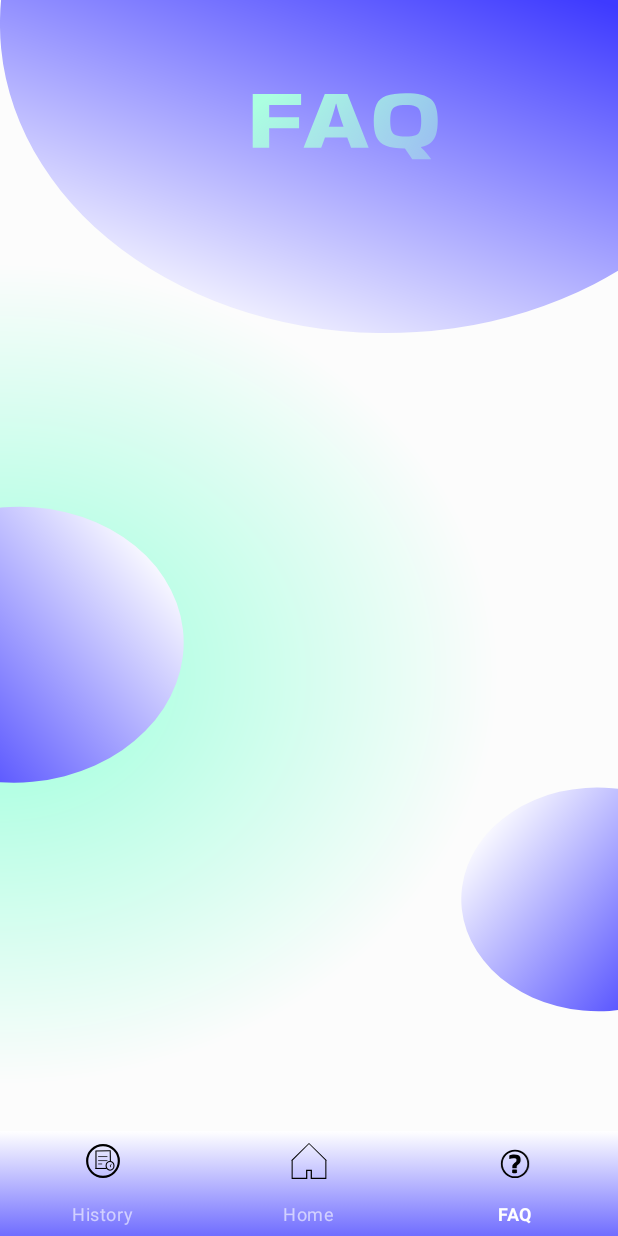
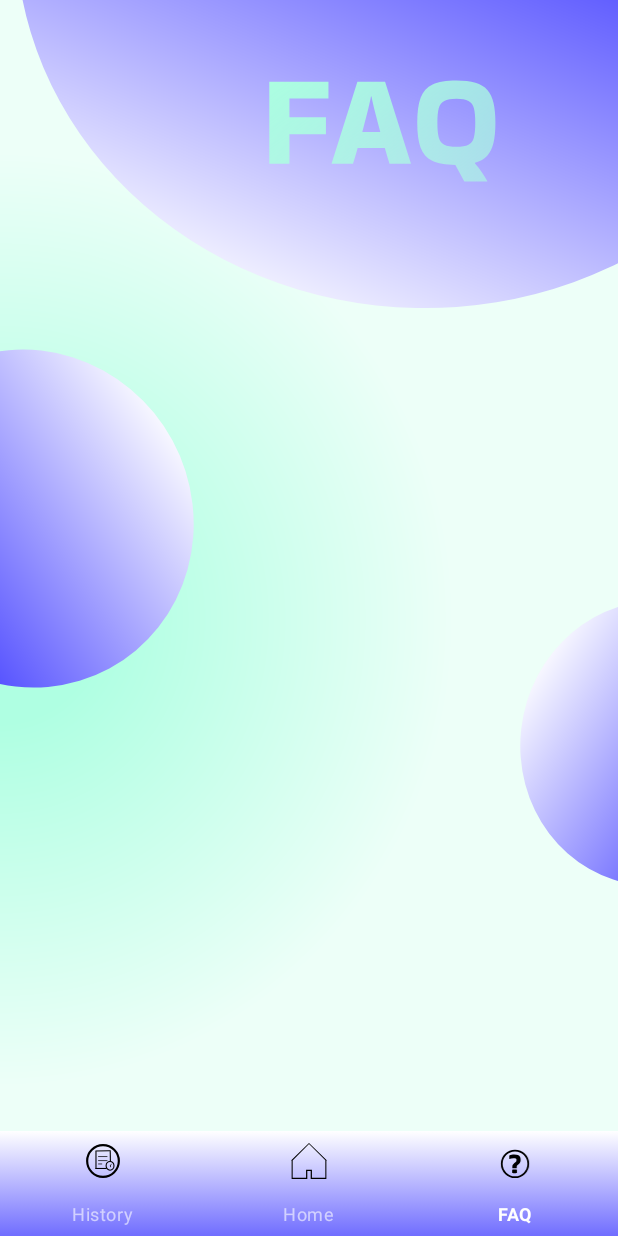
Before and after one commit to Tamada4a/find_yourself_in_the_photo, an Android app: the screen it shows after launch (Main), item 3 of the bottom bar chosen, on a phone screen of 412 x 824 dp. Run offline under Robolectric (Android 15) with nearby library versions, the phone set to English and light mode, and no system bars; libraries missing offline, so code that uses them is left out: br.com.onimur, com.sealstudios.multiimageview; 3 statements that could not run were skipped.

Commit message:
Update fragment_faq.xml

```diff
--- a/app/src/main/res/layout/fragment_faq.xml
+++ b/app/src/main/res/layout/fragment_faq.xml
@@ -3,7 +3,7 @@
     xmlns:tools="http://schemas.android.com/tools"
     android:layout_width="match_parent"
     android:layout_height="match_parent"
-    android:background="@drawable/faq_background"
+    android:background="@drawable/faq_back"
     tools:context=".Fragments.FAQ">
 
 </RelativeLayout>
```
